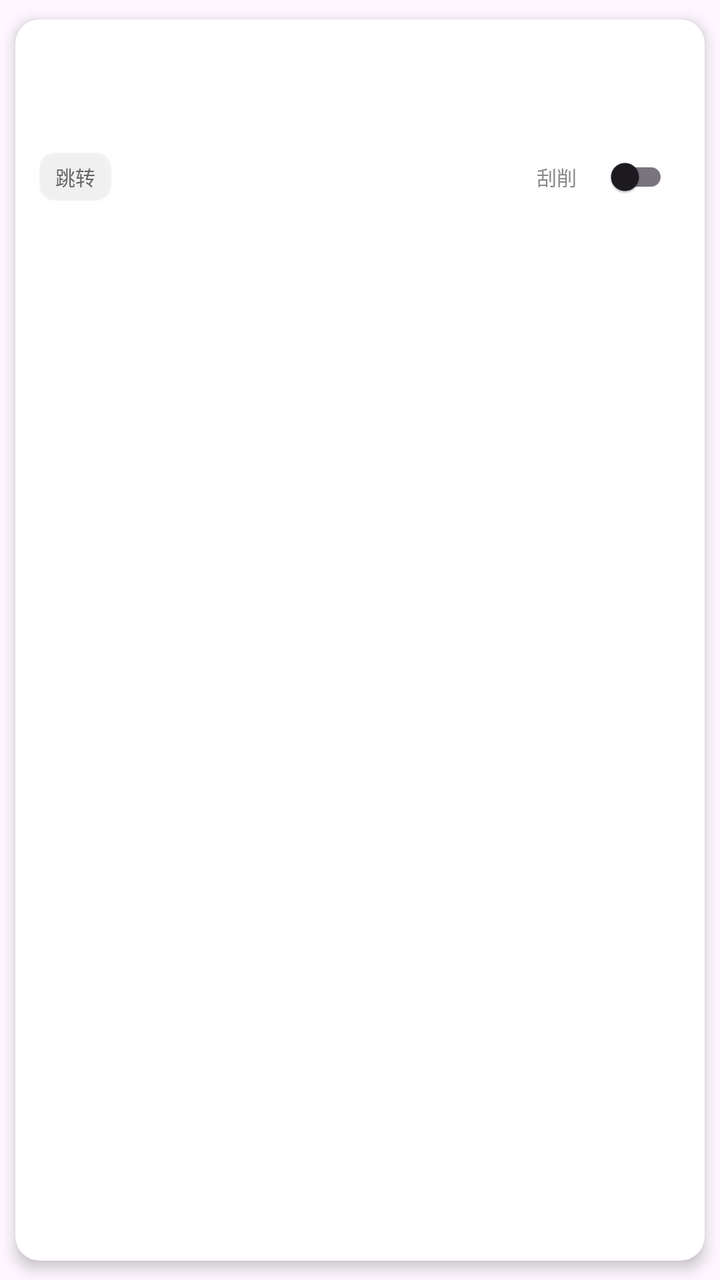
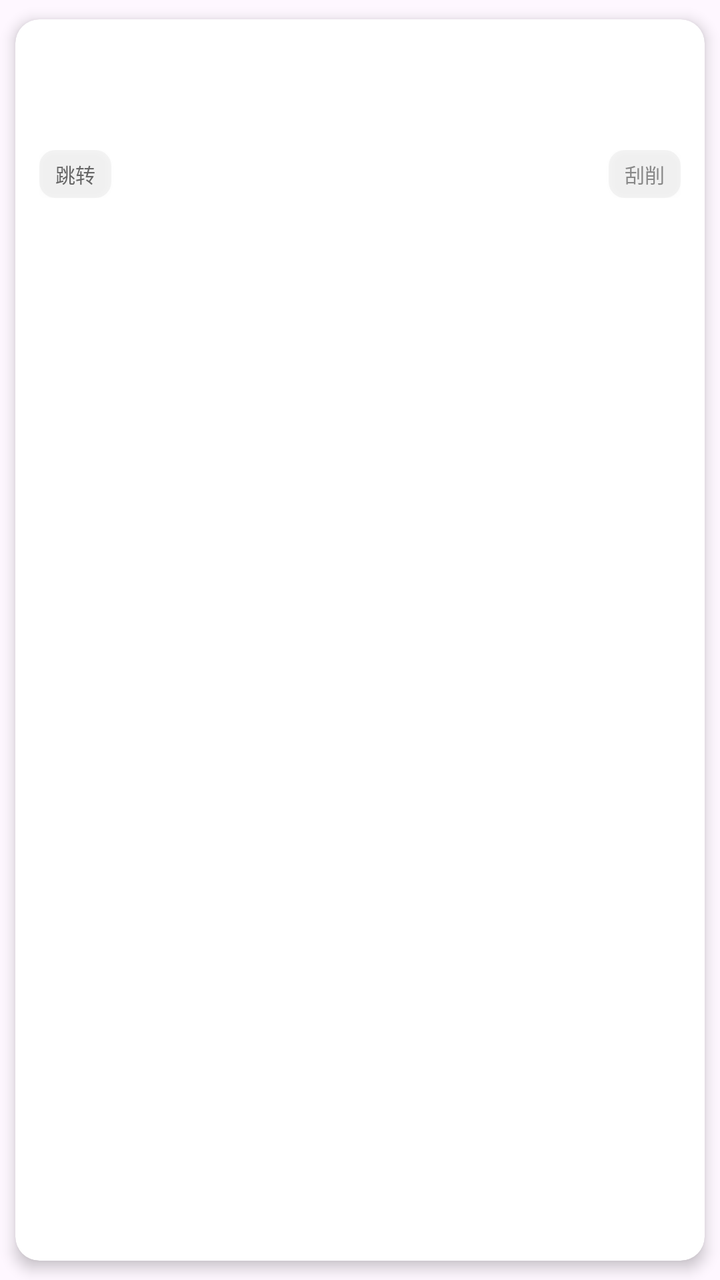

Two renders of the same Android screen: before a commit and after it. Below are the layout's source before the change and the commit's diff.
<!-- AndroidManifest.xml: application theme Theme.AvList -->
<!-- res/layout/item_card.xml -->
<?xml version="1.0" encoding="utf-8"?>
<androidx.cardview.widget.CardView
    xmlns:android="http://schemas.android.com/apk/res/android"
    xmlns:app="http://schemas.android.com/apk/res-auto"
    android:layout_width="match_parent"
    android:layout_height="wrap_content"
    app:cardCornerRadius="12dp"
    app:cardElevation="4dp"
    app:cardUseCompatPadding="true"
    android:layout_margin="4dp">

    <LinearLayout
        android:layout_width="match_parent"
        android:layout_height="wrap_content"
        android:orientation="vertical">

        <CheckBox
            android:id="@+id/cbSelect"
            android:layout_width="wrap_content"
            android:layout_height="wrap_content"
            android:visibility="gone"/>

        <ImageView
            android:id="@+id/ivImage"
            android:layout_width="match_parent"
            android:layout_height="200dp"
            android:scaleType="fitCenter"
            android:visibility="gone"/>

        <LinearLayout
            android:layout_width="match_parent"
            android:layout_height="wrap_content"
            android:orientation="vertical"
            android:paddingStart="12dp"
            android:paddingEnd="12dp"
            android:paddingBottom="10dp">

            <TextView
                android:id="@+id/tvCode"
                android:layout_width="wrap_content"
                android:layout_height="wrap_content"
                android:textSize="11sp"
                android:textColor="#FF5722"
                android:layout_marginTop="8dp"/>

            <TextView
                android:id="@+id/tvTitle"
                android:layout_width="wrap_content"
                android:layout_height="wrap_content"
                android:textSize="14sp"
                android:textStyle="bold"
                android:maxLines="3"
                android:ellipsize="end"
                android:layout_marginTop="2dp"/>

            <TextView
                android:id="@+id/tvCreateTime"
                android:layout_width="wrap_content"
                android:layout_height="wrap_content"
                android:textSize="10sp"
                android:textColor="#999999"
                android:layout_marginTop="4dp"/>

            <LinearLayout
                android:layout_width="match_parent"
                android:layout_height="wrap_content"
                android:orientation="horizontal"
                android:gravity="center_vertical"
                android:layout_marginTop="4dp">

                <androidx.appcompat.widget.AppCompatButton
                    android:id="@+id/btnJump"
                    android:layout_width="wrap_content"
                    android:layout_height="24dp"
                    android:text="跳转"
                    android:textSize="10sp"
                    android:paddingStart="8dp"
                    android:paddingEnd="8dp"
                    android:minWidth="0dp"
                    android:minHeight="0dp"
                    android:insetTop="0dp"
                    android:insetBottom="0dp"
                    android:textColor="#666666"
                    android:background="@drawable/btn_jump_bg"/>

                <View
                    android:layout_width="0dp"
                    android:layout_height="1dp"
                    android:layout_weight="1"/>

                <TextView
                    android:layout_width="wrap_content"
                    android:layout_height="wrap_content"
                    android:text="刮削"
                    android:textSize="10sp"
                    android:textColor="#888888"
                    android:layout_marginEnd="4dp"/>

                <androidx.appcompat.widget.SwitchCompat
                    android:id="@+id/swScrapeCard"
                    android:layout_width="wrap_content"
                    android:layout_height="24dp"
                    android:scaleX="0.7"
                    android:scaleY="0.7"/>
            </LinearLayout>
        </LinearLayout>
    </LinearLayout>
</androidx.cardview.widget.CardView>
<!-- resources referenced by this layout -->
<resources>
  <!-- drawable btn_jump_bg (drawable) -->
  <?xml version="1.0" encoding="utf-8"?>
  <shape xmlns:android="http://schemas.android.com/apk/res/android"
      android:shape="rectangle">
      <corners android:radius="8dp"/>
      <solid android:color="#18888888"/>
  </shape>
  <style name="Theme.AvList" parent="Base.Theme.AvList" />
  <style name="Base.Theme.AvList" parent="Theme.Material3.DayNight.NoActionBar">
          
          
      </style>
</resources>

<!-- the commit's change to res/layout/item_card.xml (unified diff, before → after) -->
@@ -23,7 +23,8 @@
         <ImageView
             android:id="@+id/ivImage"
             android:layout_width="match_parent"
-            android:layout_height="200dp"
+            android:layout_height="wrap_content"
+            android:adjustViewBounds="true"
             android:scaleType="fitCenter"
             android:visibility="gone"/>
 
@@ -88,20 +89,37 @@
                     android:layout_height="1dp"
                     android:layout_weight="1"/>
 
-                <TextView
+                <androidx.appcompat.widget.AppCompatButton
+                    android:id="@+id/btnScrape"
                     android:layout_width="wrap_content"
-                    android:layout_height="wrap_content"
+                    android:layout_height="24dp"
                     android:text="刮削"
                     android:textSize="10sp"
+                    android:paddingStart="8dp"
+                    android:paddingEnd="8dp"
+                    android:minWidth="0dp"
+                    android:minHeight="0dp"
+                    android:insetTop="0dp"
+                    android:insetBottom="0dp"
                     android:textColor="#888888"
-                    android:layout_marginEnd="4dp"/>
+                    android:background="@drawable/btn_jump_bg"/>
 
-                <androidx.appcompat.widget.SwitchCompat
-                    android:id="@+id/swScrapeCard"
+                <androidx.appcompat.widget.AppCompatButton
+                    android:id="@+id/btnClear"
                     android:layout_width="wrap_content"
                     android:layout_height="24dp"
-                    android:scaleX="0.7"
-                    android:scaleY="0.7"/>
+                    android:text="清除"
+                    android:textSize="10sp"
+                    android:paddingStart="8dp"
+                    android:paddingEnd="8dp"
+                    android:minWidth="0dp"
+                    android:minHeight="0dp"
+                    android:insetTop="0dp"
+                    android:insetBottom="0dp"
+                    android:textColor="#E53935"
+                    android:background="@drawable/btn_jump_bg"
+                    android:layout_marginStart="6dp"
+                    android:visibility="gone"/>
             </LinearLayout>
         </LinearLayout>
     </LinearLayout>
